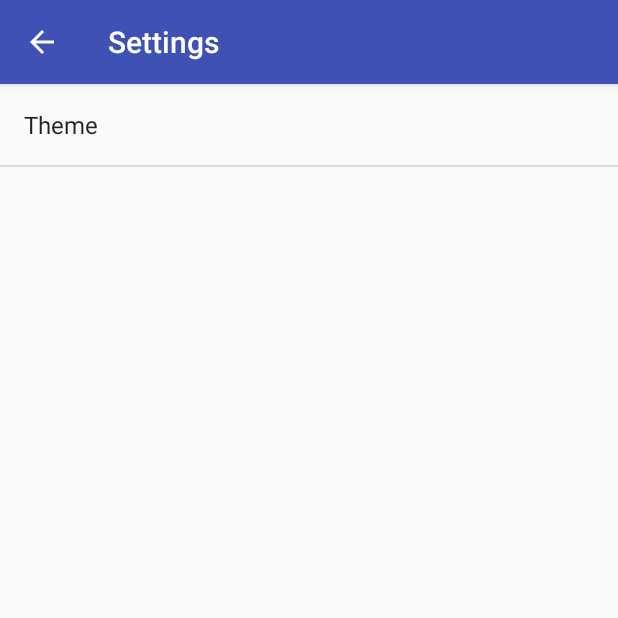
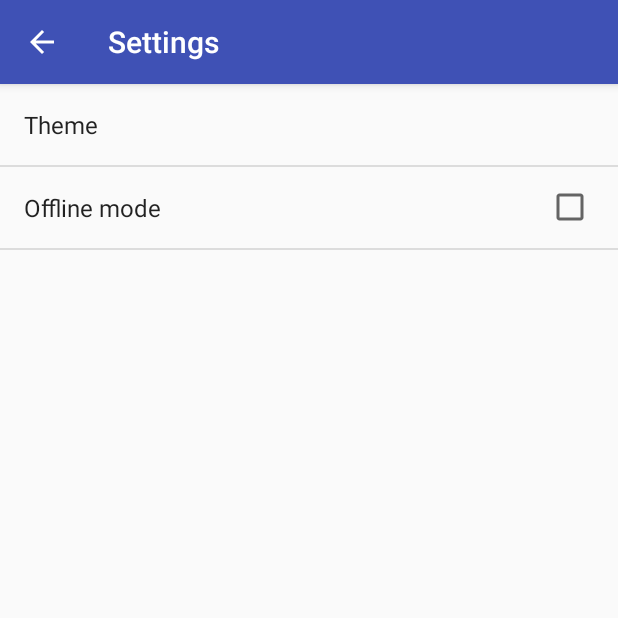
Before and after one commit to meluskyc/code-briefcase, an Android app: the screen it shows after launch (SettingsActivity), in the side drawer, after a tap on "Settings", on a phone screen of 412 x 824 dp, the top half of it. Run offline under Robolectric (Android 15) with nearby library versions, the phone set to English and light mode, and no system bars; 1 statement that could not run was skipped.

Commit message:
Add feature offline mode
-add preference
-update BaseActivity and WebActivity
-add a disable link in web's xaml

```diff
--- a/android/app/src/main/java/org/meluskyc/codebriefcase/activity/BaseActivity.java
+++ b/android/app/src/main/java/org/meluskyc/codebriefcase/activity/BaseActivity.java
@@ -8,6 +8,7 @@ import android.preference.PreferenceManager;
 import android.support.v7.app.AppCompatActivity;
 
 import org.meluskyc.codebriefcase.R;
+import org.meluskyc.codebriefcase.server.AppWebService;
 import org.meluskyc.codebriefcase.server.WiFiReceiver;
 
 public class BaseActivity extends AppCompatActivity implements SharedPreferences.OnSharedPreferenceChangeListener {
@@ -18,7 +19,6 @@ public class BaseActivity extends AppCompatActivity implements SharedPreferences
     protected void onCreate(Bundle savedInstanceState) {
         PreferenceManager.setDefaultValues(this, R.xml.preferences, false);
         SharedPreferences sharedPreferences = PreferenceManager.getDefaultSharedPreferences(this);
-        sharedPreferences.registerOnSharedPreferenceChangeListener(this);
         if (sharedPreferences.getString(getString(R.string.pref_theme_key),
                 getString(R.string.pref_theme_default)).equals("default")) {
             setTheme(R.style.AppTheme_Default);
@@ -34,18 +34,50 @@ public class BaseActivity extends AppCompatActivity implements SharedPreferences
         if (key.equals(getString(R.string.pref_theme_key))) {
             recreate();
         }
+        if (key.equals(getString(R.string.pref_offline_mode_key))) {
+            if (!sharedPreferences.getBoolean(getString(R.string.pref_offline_mode_key), false)) {
+                registerWifiReceiver();
+                AppWebService.start(this);
+            }
+            else {
+                unregisterWifiReceiver();
+                AppWebService.stop(this);
+            }
+        }
     }
 
     @Override
     public void onResume() {
         super.onResume();
-        wifiReceiver = new WiFiReceiver();
-        registerReceiver(wifiReceiver, new IntentFilter(WifiManager.NETWORK_STATE_CHANGED_ACTION));
+
+        SharedPreferences sharedPreferences = PreferenceManager.getDefaultSharedPreferences(this);
+        sharedPreferences.registerOnSharedPreferenceChangeListener(this);
+        if (!sharedPreferences.getBoolean(getString(R.string.pref_offline_mode_key), false)) {
+            registerWifiReceiver();
+        }
     }
 
     @Override
     public void onPause() {
         super.onPause();
-        unregisterReceiver(wifiReceiver);
+
+        SharedPreferences sharedPreferences = PreferenceManager.getDefaultSharedPreferences(this);
+        sharedPreferences.unregisterOnSharedPreferenceChangeListener(this);
+        unregisterWifiReceiver();
+    }
+
+    protected void registerWifiReceiver() {
+        if (wifiReceiver == null) {
+            wifiReceiver = new WiFiReceiver();
+            registerReceiver(wifiReceiver,
+                    new IntentFilter(WifiManager.NETWORK_STATE_CHANGED_ACTION));
+        }
+    }
+
+    protected void unregisterWifiReceiver() {
+        if (wifiReceiver != null) {
+            unregisterReceiver(wifiReceiver);
+            wifiReceiver = null;
+        }
     }
 }
--- a/android/app/src/main/res/values/strings.xml
+++ b/android/app/src/main/res/values/strings.xml
@@ -46,5 +46,10 @@
     <string name="wants_to_connect">%1$s wants to connect to Code Briefcase</string>
     <string name="accept">Accept</string>
     <string name="reject">Reject</string>
+    <string name="pref_offline_mode_title">Offline mode</string>
+    <string name="pref_offline_mode_key">offline_mode</string>
+    <string name="offline_mode_is_on">Offline mode is enabled</string>
+    <string name="disable_offline_mode">Disable offline mode?</string>
+    <string name="disconnect">Disconnect</string>
 
 </resources>
--- a/android/app/src/main/res/xml/preferences.xml
+++ b/android/app/src/main/res/xml/preferences.xml
@@ -8,5 +8,9 @@
         android:entryValues="@array/pref_themes_values"
         android:defaultValue="@string/pref_theme_default" />
 
+    <CheckBoxPreference
+        android:key="@string/pref_offline_mode_key"
+        android:title="@string/pref_offline_mode_title"
+        android:defaultValue="false" />
 
 </PreferenceScreen>
```
Also changed, not shown: android/app/src/main/java/org/meluskyc/codebriefcase/activity/WebActivity.java (+64 -7 lines), android/app/src/main/res/layout/activity_web.xml (+17 -4 lines).
